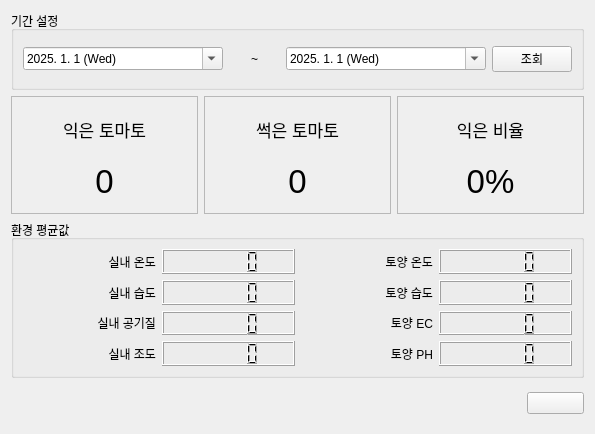
Above: Source/4.UI/project1/tab4_tomato.ui from KINGMINWOO/INTEL_AI_SW_LAST_PROJECT before the change. Below: the same form after it.
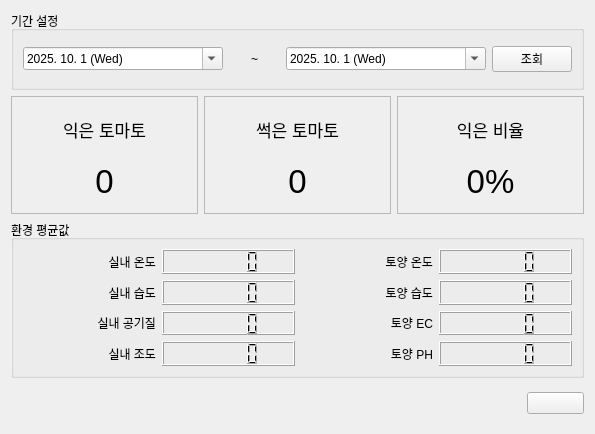
That is the form after the change. Icons and pictures are not drawn.

Patch:
```diff
--- a/Source/4.UI/project1/tab4_tomato.ui
+++ b/Source/4.UI/project1/tab4_tomato.ui
@@ -28,7 +28,7 @@
           <minute>0</minute>
           <second>0</second>
           <year>2025</year>
-          <month>1</month>
+          <month>10</month>
           <day>1</day>
          </datetime>
         </property>
@@ -58,7 +58,7 @@
           <minute>0</minute>
           <second>0</second>
           <year>2025</year>
-          <month>1</month>
+          <month>10</month>
           <day>1</day>
          </datetime>
         </property>
```
Left out of the diff: 28 changed lines with no effect on the pictures.
